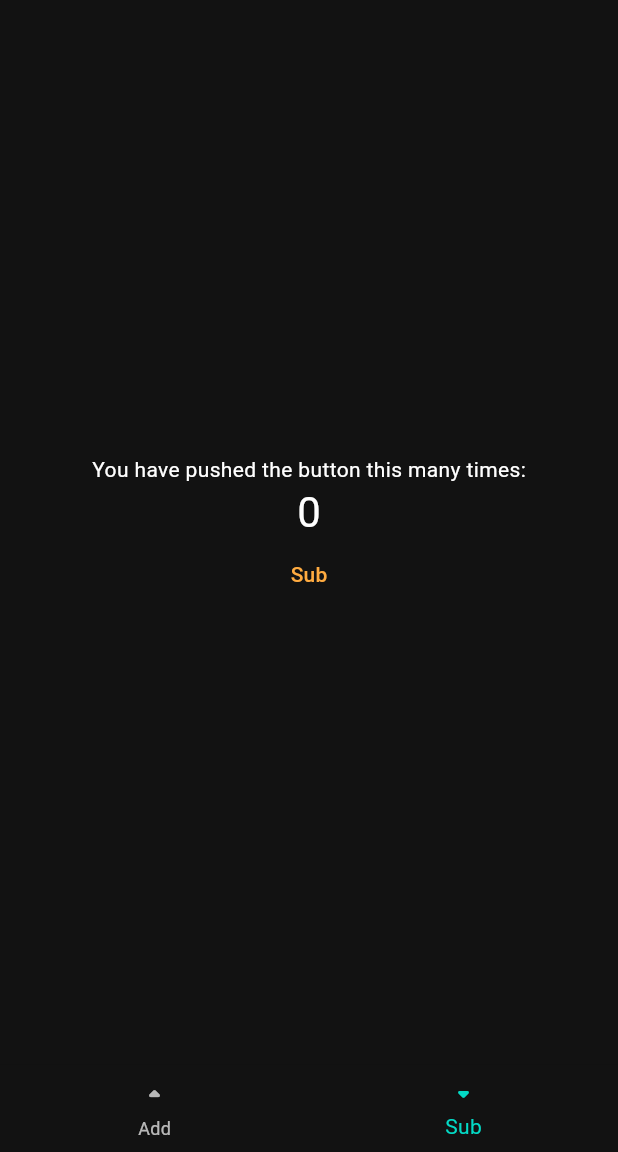
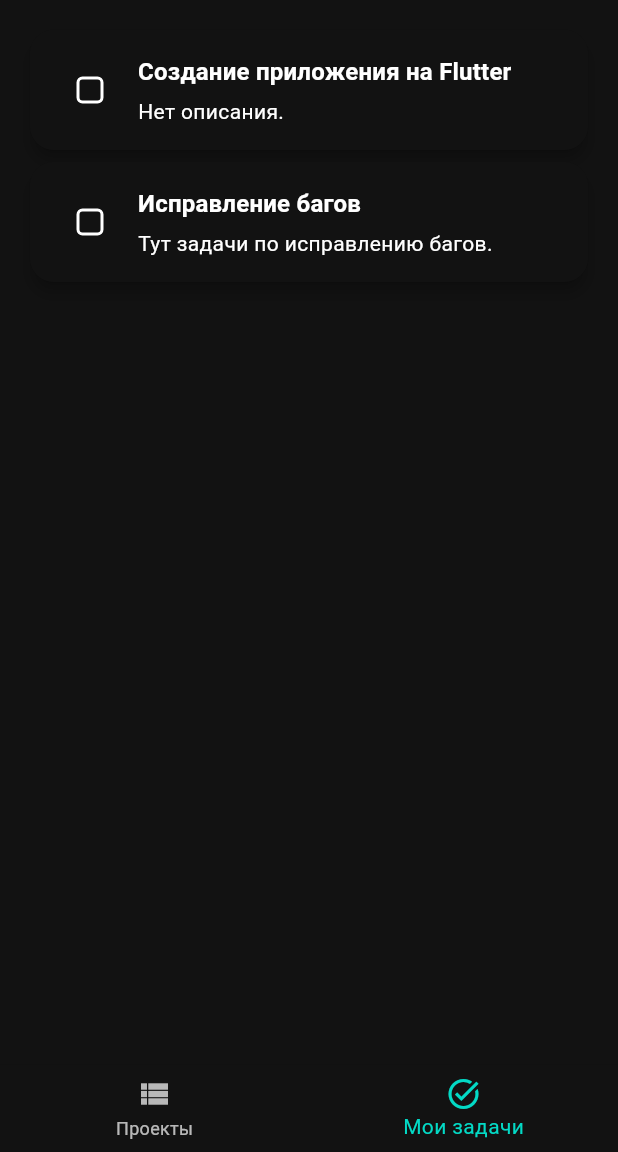
Before and after one commit to Slava140/JoraApp, a Flutter app: the screen it shows after launch, item 2 of the bottom bar chosen, on a phone screen of 412 x 824 dp, the part 84-1236 px from its top. Run offline on Flutter 3.47's test engine with Material 3 defaults, Android fonts, the phone set to English and light mode, and no system bars; our stand-ins replace shared_preferences.

Commit message:
Реализовал 2 экрана с карточками проектов и задач. Добавил shared_preferences

```diff
--- a/lib/screens/home.dart
+++ b/lib/screens/home.dart
@@ -1,6 +1,6 @@
 import 'package:flutter/material.dart';
-import 'package:test_app/screens/increment.dart';
-import 'package:test_app/screens/decrement.dart';
+import 'package:test_app/screens/projectsList.dart';
+import 'package:test_app/screens/tasksList.dart';
 
 class HomeScreen extends StatefulWidget {
   const HomeScreen({super.key, required this.title});
@@ -12,9 +12,10 @@ class HomeScreen extends StatefulWidget {
 
 class _HomeScreenState extends State<HomeScreen> {
   int _selectedIndex = 0;
+
   static const List<Widget> _widgetOptions = <Widget>[
-    IncrementScreen(title: 'Add'),
-    DecrementScreen(title: 'Sub'),
+    ProjectsListScreen(),
+    TasksListScreen(),
   ];
 
   void _onItemTapped(int index) {
@@ -27,14 +28,14 @@ class _HomeScreenState extends State<HomeScreen> {
   Widget build(BuildContext context) {
     return Scaffold(
       appBar: AppBar(
-        backgroundColor: Theme.of(context).colorScheme.inversePrimary,
+        backgroundColor: Theme.of(context).colorScheme.onSecondary,
         title: Text(widget.title),
       ),
       body: Center(child: _widgetOptions.elementAt(_selectedIndex)),
       bottomNavigationBar: BottomNavigationBar(
         items: [
-          BottomNavigationBarItem(icon: Icon(Icons.arrow_drop_up_rounded), label: 'Add'),
-          BottomNavigationBarItem(icon: Icon(Icons.arrow_drop_down_rounded), label: 'Sub'),
+          BottomNavigationBarItem(icon: Icon(Icons.view_list), label: 'Проекты'),
+          BottomNavigationBarItem(icon: Icon(Icons.task_alt), label: 'Мои задачи'),
         ],
         currentIndex: _selectedIndex,
         onTap: _onItemTapped,
--- /dev/null
+++ b/lib/screens/tasksList.dart
@@ -0,0 +1,139 @@
+import 'package:flutter/material.dart';
+import 'package:shared_preferences/shared_preferences.dart';
+
+
+class TaskCard extends StatelessWidget {
+  final String title;
+  final String description;
+  final DateTime? dueDateTime;
+  final bool isDone;
+  final VoidCallback? onTap;
+  final ValueChanged<bool?> onChanged;
+
+  const TaskCard({
+    super.key,
+    required this.title,
+    required this.onChanged,
+    required this.isDone,
+    this.dueDateTime,
+    this.onTap,
+    String? description,
+  }) : description = description ?? 'Нет описания.'
+  ;
+
+  @override
+  Widget build(BuildContext context) {
+    return Card(
+      shape: RoundedRectangleBorder(
+        borderRadius: BorderRadius.circular(16),
+      ),
+      elevation: 4,
+      child: InkWell(
+        borderRadius: BorderRadius.circular(16),
+        onTap: onTap,
+        child: Padding(
+          padding: const EdgeInsets.all(16.0),
+          child: Row(
+            children: [
+              Checkbox(
+                value: isDone,
+                onChanged: onChanged,
+                shape: RoundedRectangleBorder(
+                  borderRadius: BorderRadius.circular(4),
+                ),
+              ),
+              const SizedBox(width: 8),
+
+              Expanded(
+                child: Column(
+                  crossAxisAlignment: CrossAxisAlignment.start,
+                  children: [
+                    Text(
+                      title,
+                      style: Theme.of(context).textTheme.titleMedium?.copyWith(
+                        fontWeight: FontWeight.bold,
+                      ),
+                    ),
+                    const SizedBox(height: 4),
+                    Text(
+                      description,
+                      style: Theme.of(context).textTheme.bodyMedium,
+                    ),
+                  ],
+                ),
+              ),
+            ],
+          ),
+        ),
+      ),
+    );
+  }
+}
+
+class TasksListScreen extends StatefulWidget {
+  const TasksListScreen({super.key});
+
+  @override
+  State<TasksListScreen> createState() => _TasksListScreenState();
+}
+
+class _TasksListScreenState extends State<TasksListScreen> {
+  bool isChecked1 = false;
+  bool isChecked2 = true;
+
+  @override
+  void initState() {
+    super.initState();
+    _loadCheckboxValues();
+  }
+
+  Future<void> _loadCheckboxValues() async {
+    final prefs = await SharedPreferences.getInstance();
+    setState(() {
+      isChecked1 = prefs.getBool('isChecked1') ?? false;
+      isChecked2 = prefs.getBool('isChecked2') ?? false;
+    });
+  }
+
+  Future<void> _saveCheckboxValues() async {
+    final prefs = await SharedPreferences.getInstance();
+    await prefs.setBool('isChecked1', isChecked1);
+    await prefs.setBool('isChecked2', isChecked2);
+  }
+
+  void _updateCheckbox1(bool? value) {
+    setState(() {
+      isChecked1 = value ?? false;
+    });
+    _saveCheckboxValues();
+  }
+
+  void _updateCheckbox2(bool? value) {
+    setState(() {
+      isChecked2 = value ?? false;
+    });
+    _saveCheckboxValues();
+  }
+
+  @override
+  Widget build(BuildContext context) {
+    return ListView(
+      padding: const EdgeInsets.all(16),
+      children: [
+        TaskCard(
+          title: 'Создание приложения на Flutter',
+          onTap: () => print('Task 1'),
+          onChanged: _updateCheckbox1,
+          isDone: isChecked1,
+        ),
+        TaskCard(
+          title: 'Исправление багов',
+          description: 'Тут задачи по исправлению багов.',
+          onTap: () => print('Task 2'),
+          onChanged: _updateCheckbox2,
+          isDone: isChecked2,
+        ),
+      ],
+    );
+  }
+}
--- a/pubspec.yaml
+++ b/pubspec.yaml
@@ -34,6 +34,7 @@ dependencies:
   # The following adds the Cupertino Icons font to your application.
   # Use with the CupertinoIcons class for iOS style icons.
   cupertino_icons: ^1.0.8
+  shared_preferences: ^2.5.3
 
 dev_dependencies:
   flutter_test:
```
Also changed, not shown: lib/screens/projectsList.dart (added, +86 -0 lines), lib/screens/screen.dart (added, +33 -0 lines), 1 other file.
